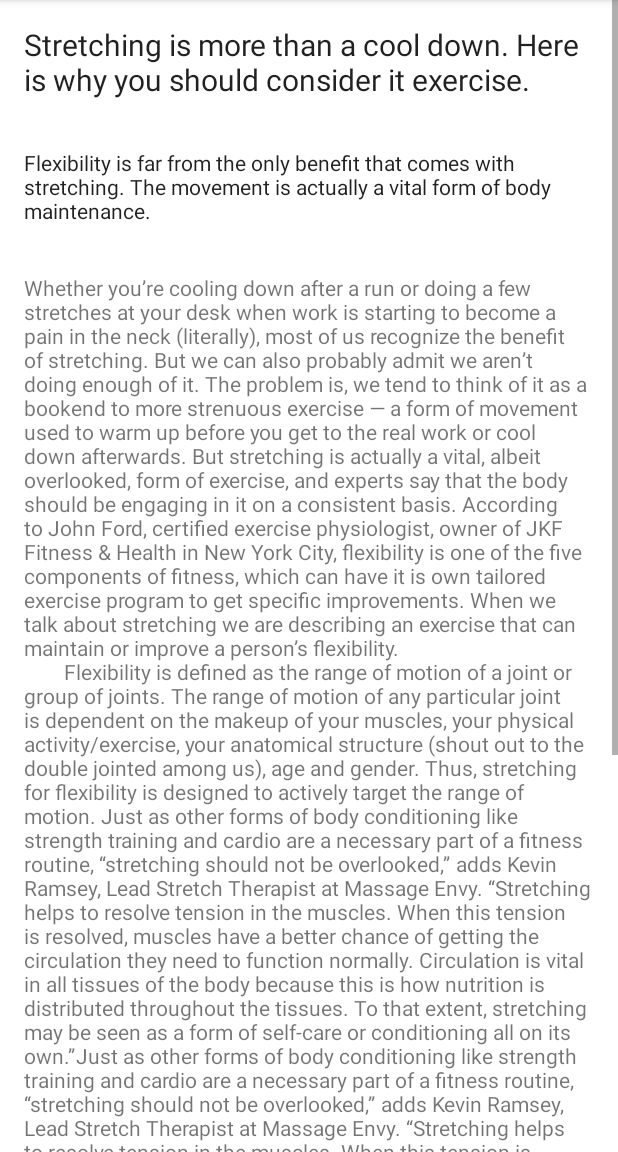
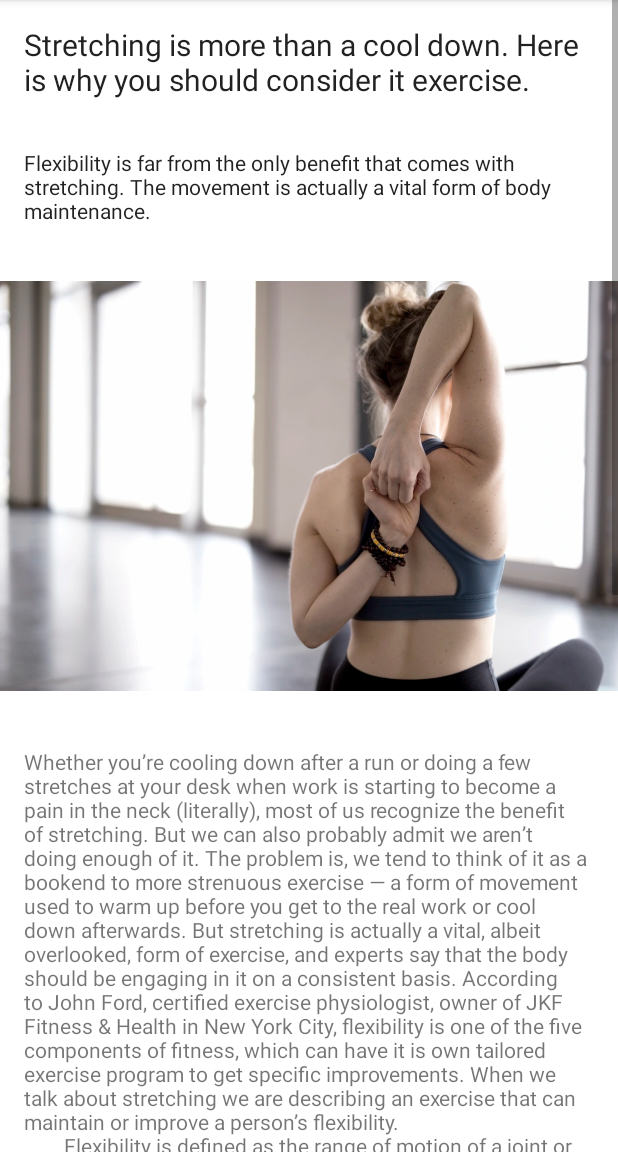
Before and after one commit to mariamiguel01/PROJETO_CMEB, an Android app: the fragment show_news2 shown on its own in the app's theme, on a phone screen of 412 x 824 dp, the part 84-1236 px from its top. Run offline under Robolectric (Android 15) with nearby library versions, the light colour scheme and no system bars.

Commit message:
update news2

```diff
--- a/app/src/main/res/layout/fragment_show_news2.xml
+++ b/app/src/main/res/layout/fragment_show_news2.xml
@@ -1,6 +1,7 @@
 <?xml version="1.0" encoding="utf-8"?>
 <ScrollView
     xmlns:android="http://schemas.android.com/apk/res/android"
+    xmlns:app="http://schemas.android.com/apk/res-auto"
     android:layout_width="match_parent"
     android:layout_height="wrap_content">
 
@@ -26,6 +27,16 @@
             android:text="@string/news2_subtitle1"
             android:textAppearance=
                 "@android:style/TextAppearance.DeviceDefault" />
+
+        <ImageView
+            android:id="@+id/news2_image"
+            android:layout_width="wrap_content"
+            android:layout_height="316dp"
+            app:layout_constraintBottom_toBottomOf="parent"
+            app:layout_constraintEnd_toEndOf="parent"
+            app:layout_constraintStart_toStartOf="parent"
+            app:layout_constraintTop_toBottomOf="@+id/GfG_full_logo"
+            app:srcCompat="@drawable/news2" />
 
         <TextView
             android:id="@+id/message1"
```
Also changed, not shown: app/src/main/res/drawable-mdpi/news2.png (added), 1 other file.
